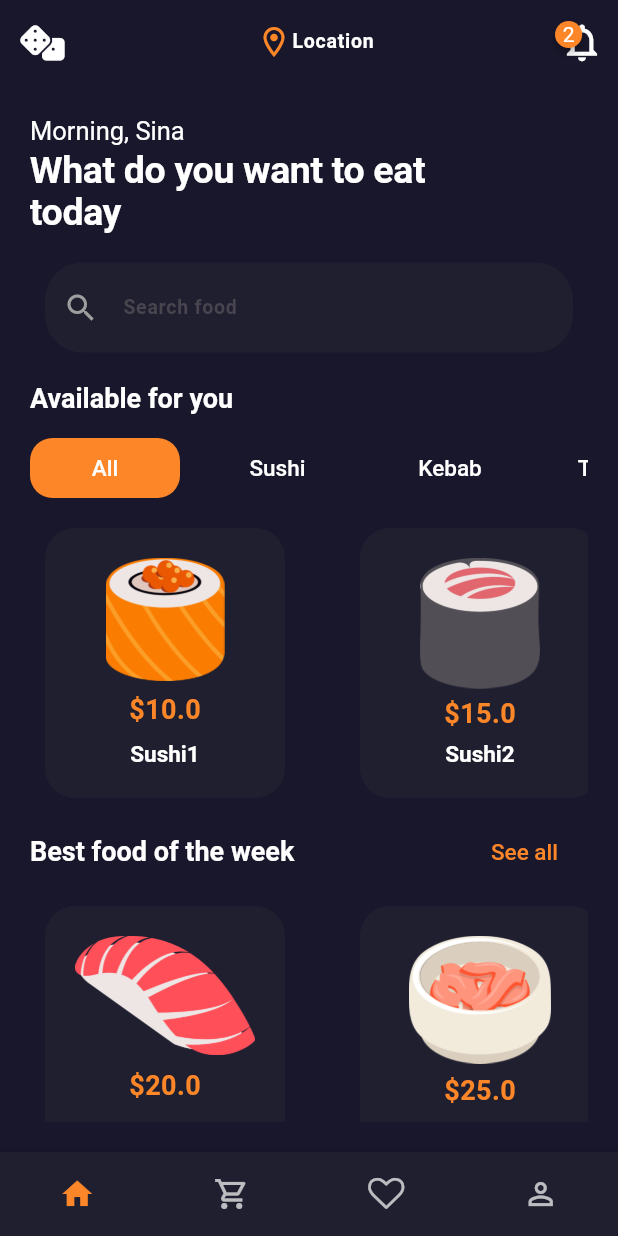
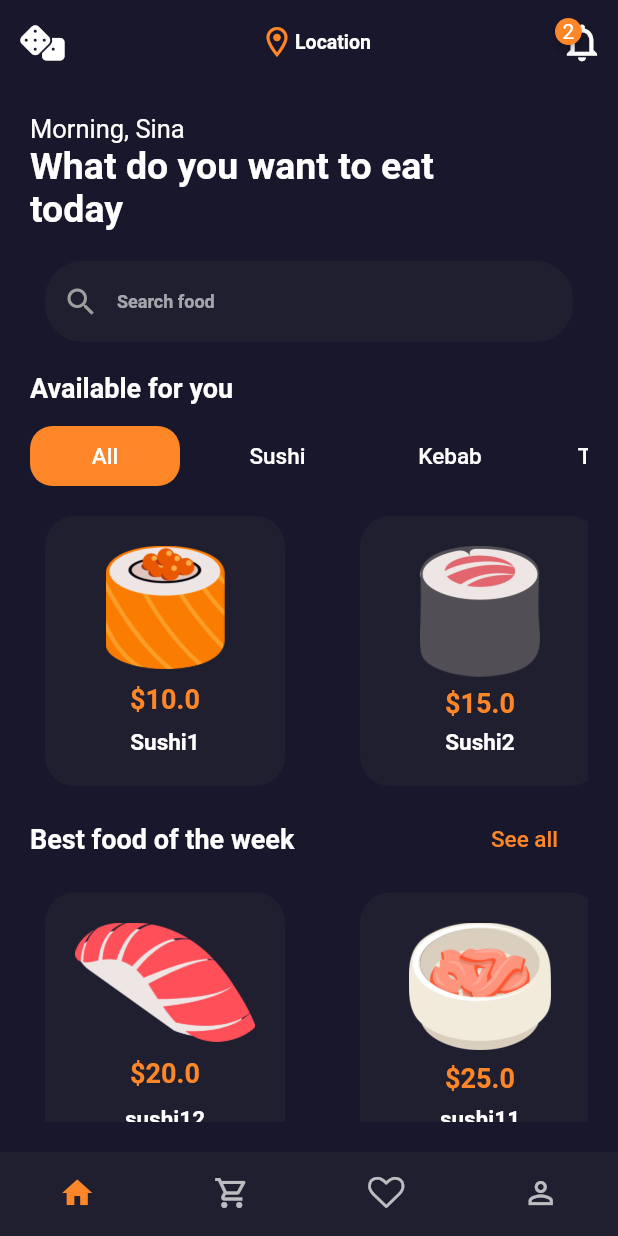
Before and after one commit to SinaSys/flutter_japanese_restaurant_app, a Flutter app: the screen it shows after launch, on a phone screen of 412 x 824 dp. Run offline on Flutter 3.47's test engine with Material 3 defaults, Android fonts, the phone set to English and light mode, and no system bars; drawn by our look-alikes of badges; our stand-ins replace equatable, flutter_bloc, flutter_hooks, flutter_rating_bar, font_awesome_flutter, simple_animations.

Commit message:
Replace MaterialStateProperty with WidgetStateProperty

```diff
--- a/lib/core/app_theme.dart
+++ b/lib/core/app_theme.dart
@@ -9,6 +9,7 @@ class AppThemes {
 
   static final appThemeData = {
     AppTheme.lightTheme: ThemeData(
+      useMaterial3: false,
       scaffoldBackgroundColor: LightThemeColor.primaryLight,
       floatingActionButtonTheme: const FloatingActionButtonThemeData(
         backgroundColor: LightThemeColor.accent,
@@ -22,7 +23,7 @@ class AppThemes {
       ),
       elevatedButtonTheme: ElevatedButtonThemeData(
         style: ButtonStyle(
-          backgroundColor: MaterialStateProperty.all<Color>(
+          backgroundColor: WidgetStateProperty.all<Color>(
             LightThemeColor.accent,
           ),
         ),
@@ -54,6 +55,7 @@ class AppThemes {
       bottomAppBarTheme: const BottomAppBarTheme(color: Colors.white),
     ),
     AppTheme.darkTheme: ThemeData(
+      useMaterial3: false,
       canvasColor: DarkThemeColor.primaryDark,
       scaffoldBackgroundColor: DarkThemeColor.primaryDark,
       floatingActionButtonTheme: const FloatingActionButtonThemeData(
@@ -69,7 +71,7 @@ class AppThemes {
       ),
       elevatedButtonTheme: ElevatedButtonThemeData(
         style: ButtonStyle(
-          backgroundColor: MaterialStateProperty.all<Color>(
+          backgroundColor: WidgetStateProperty.all<Color>(
             LightThemeColor.accent,
           ),
         ),
```
